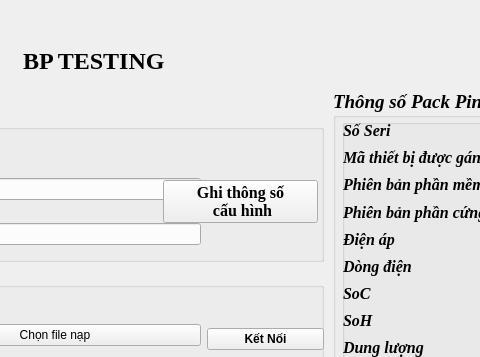
Old version of the form views/bp.ui in the repository CongPV121/SDT; both pictures show x 197 to 677 and y 0 to 357 of the 1330 by 698 pixel window.
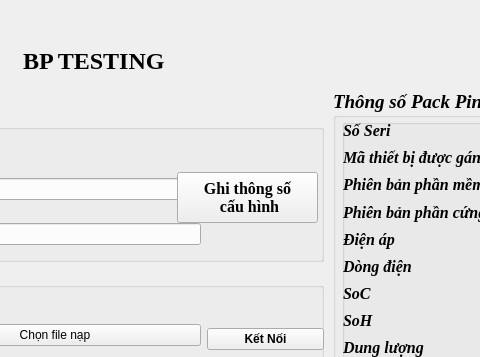
New version of the form. Icons and pictures are not drawn.

```diff
--- a/views/bp.ui
+++ b/views/bp.ui
@@ -90,7 +90,7 @@
     <string>Điện áp Cell</string>
    </property>
   </widget>
-  <widget class="QWidget" name="">
+  <widget class="QWidget" name="layoutWidget">
    <property name="geometry">
     <rect>
      <x>890</x>
@@ -1142,7 +1142,7 @@
     <string>Thông số Pack Pin</string>
    </property>
   </widget>
-  <widget class="QWidget" name="">
+  <widget class="QWidget" name="layoutWidget">
    <property name="geometry">
     <rect>
      <x>20</x>
@@ -1246,10 +1246,10 @@
       <widget class="QPushButton" name="write_btn">
        <property name="geometry">
         <rect>
-         <x>340</x>
-         <y>70</y>
-         <width>155</width>
-         <height>43</height>
+         <x>354</x>
+         <y>62</y>
+         <width>141</width>
+         <height>51</height>
         </rect>
        </property>
        <property name="font">
@@ -1401,7 +1401,7 @@
     </item>
    </layout>
   </widget>
-  <widget class="QWidget" name="">
+  <widget class="QWidget" name="layoutWidget">
    <property name="geometry">
     <rect>
      <x>540</x>
@@ -1863,7 +1863,7 @@
     </item>
    </layout>
   </widget>
-  <widget class="QWidget" name="">
+  <widget class="QWidget" name="layoutWidget">
    <property name="geometry">
     <rect>
      <x>540</x>
```
